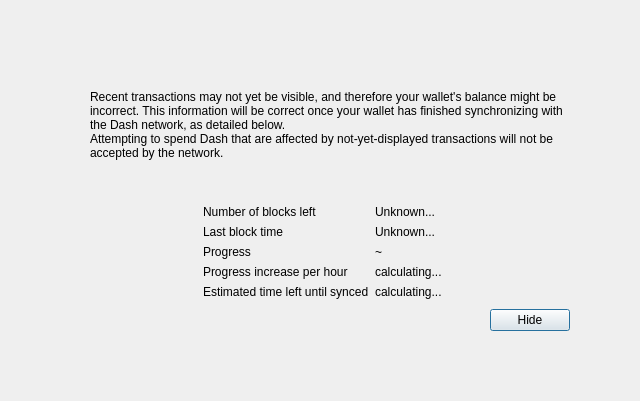
Qebit/dash, file src/qt/forms/modaloverlay.ui: the form before one commit.
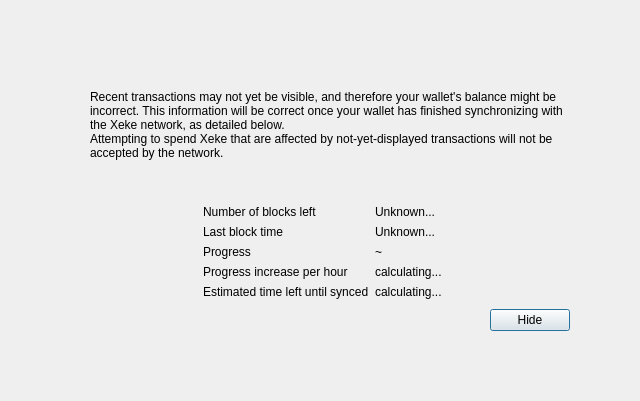
The form after the commit.

Commit message: Rename Dash to Xeke

The edit to the form file:
```diff
--- a/src/qt/forms/modaloverlay.ui
+++ b/src/qt/forms/modaloverlay.ui
@@ -111,7 +111,7 @@
              <item>
               <widget class="QLabel" name="infoText">
                <property name="text">
-                <string>Recent transactions may not yet be visible, and therefore your wallet's balance might be incorrect. This information will be correct once your wallet has finished synchronizing with the Dash network, as detailed below.</string>
+                <string>Recent transactions may not yet be visible, and therefore your wallet's balance might be incorrect. This information will be correct once your wallet has finished synchronizing with the Xeke network, as detailed below.</string>
                </property>
                <property name="textFormat">
                 <enum>Qt::RichText</enum>
@@ -124,7 +124,7 @@
              <item>
               <widget class="QLabel" name="infoTextStrong">
                <property name="text">
-                <string>Attempting to spend Dash that are affected by not-yet-displayed transactions will not be accepted by the network.</string>
+                <string>Attempting to spend Xeke that are affected by not-yet-displayed transactions will not be accepted by the network.</string>
                </property>
                <property name="textFormat">
                 <enum>Qt::RichText</enum>
```
The commit also changes 229 other files.
